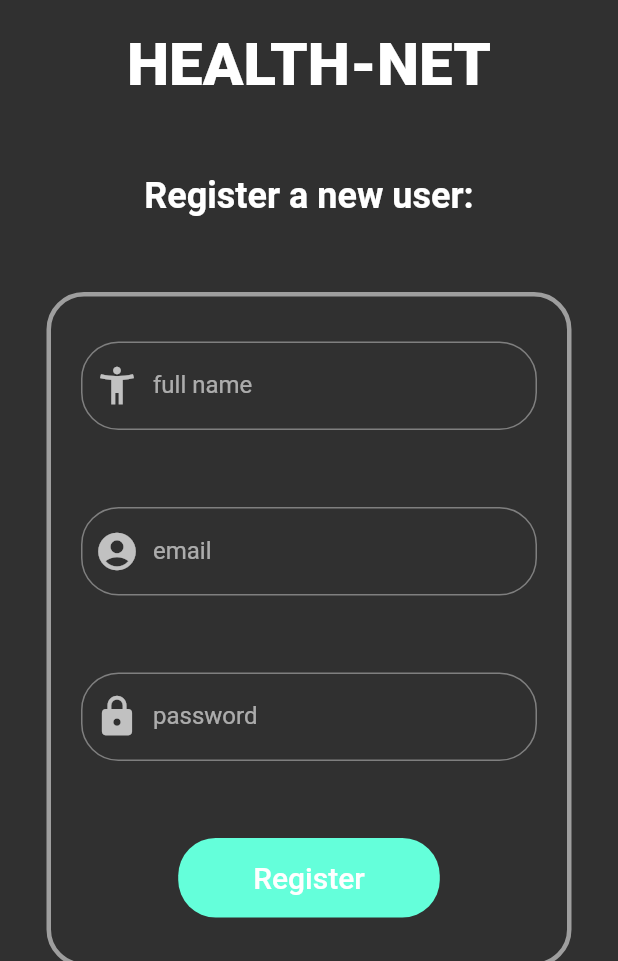
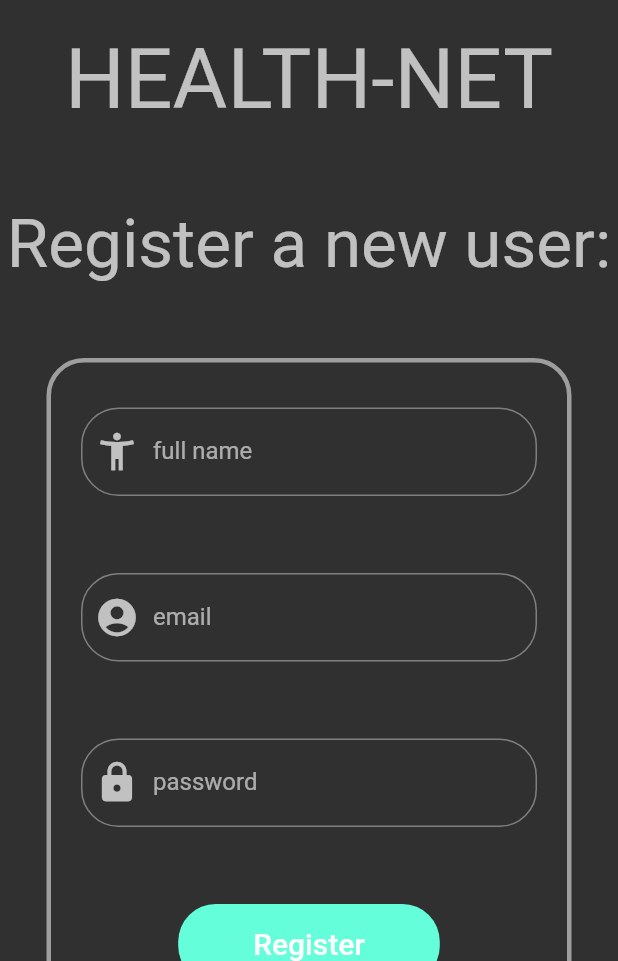
Before and after one commit to health-net/health-net-frontend-android-ios, a Flutter app: the UserRegistrationScreen screen opened by its route, on a phone screen of 412 x 824 dp, the part 275-1236 px from its top. Run offline on Flutter 3.47's test engine with Material 2 defaults, Android fonts, the phone set to English and light mode, and no system bars; our stand-ins replace bloc, equatable, flutter_bloc, flutter_secure_storage, shared_preferences; accounts and stored records are empty.

Commit message:
Fix minori

```diff
--- a/lib/presentation/login_screen.dart
+++ b/lib/presentation/login_screen.dart
@@ -75,10 +75,7 @@ class LoginScreenElements extends StatelessWidget {
             padding: EdgeInsets.only(bottom: 50),
             child: Text(
               'HEALTH-NET',
-              style: TextStyle(
-                  color: Theme.of(context).textTheme.headline6.color,
-                  fontSize: 40,
-                  fontWeight: FontWeight.w900),
+              style: Theme.of(context).textTheme.headline
             ),
           ),
           Center(
--- a/lib/presentation/user_registration_screen.dart
+++ b/lib/presentation/user_registration_screen.dart
@@ -67,25 +67,20 @@ class UserRegistrationElements extends StatelessWidget{
                 width: MediaQuery.of(context).size.width / 2,
                 height: MediaQuery.of(context).size.width / 4,
                 child: Image.asset('assets/logo/logo.png'),
-              )),
+              )
+              ),
           Padding(
             padding: EdgeInsets.only(bottom: 50),
             child: Text(
               'HEALTH-NET',
-              style: TextStyle(
-                  color: Theme.of(context).textTheme.headline6.color,
-                  fontSize: 40,
-                  fontWeight: FontWeight.w900),
-            ),
+              style: Theme.of(context).textTheme.display3
+            )
           ),
           Padding(
             padding: EdgeInsets.only(bottom: 50),
             child: Text(
               'Register a new user:',
-              style: TextStyle(
-                  color: Theme.of(context).textTheme.headline6.color,
-                  fontSize: 24,
-                  fontWeight: FontWeight.bold),
+              style: Theme.of(context).textTheme.display2
             ),
           ),
           Center(
@@ -105,8 +100,7 @@ class UserRegistrationElements extends StatelessWidget{
                   BlocProvider.value(value: BlocProvider.of<ErrorDialogBloc>(context))
                 ], child: UserRegistrationForm())),
           ),
-        ],
-      ),
+        ])
     );
   }
 }
```
Also changed, not shown: lib/presentation/components/common/error_dialog/assets/network_error_element.dart (+7 -11 lines), lib/presentation/components/patients/assets/patient_card.dart (+2 -6 lines), 2 other files.
